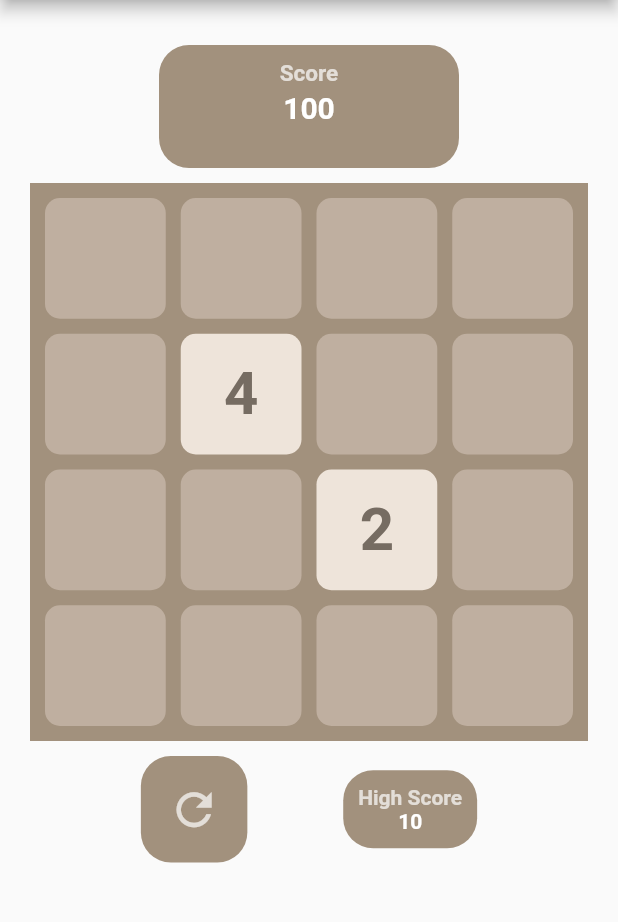
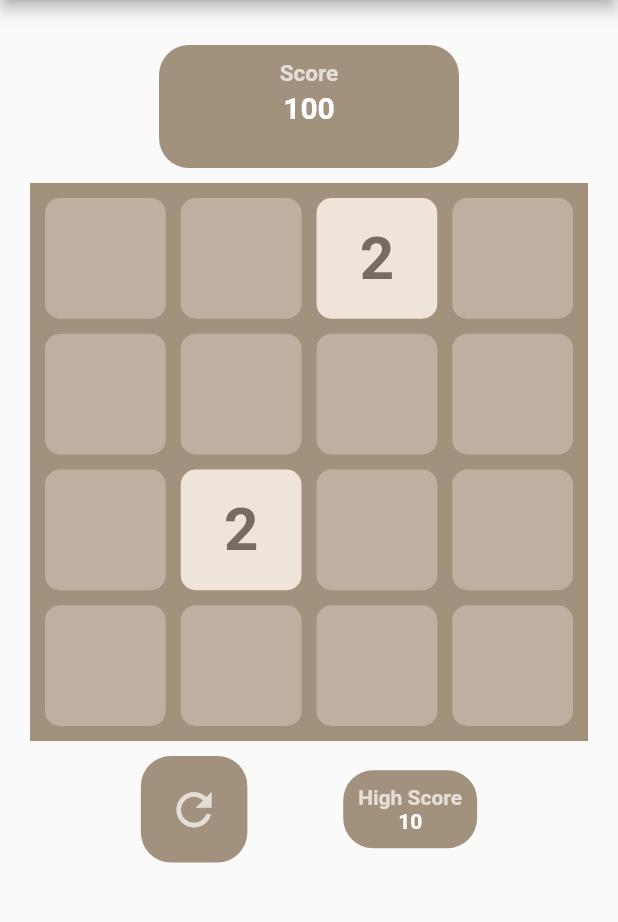
Before and after one commit to Pawelo93/2048, a Flutter app: the screen it shows after launch, on a phone screen of 412 x 824 dp, the part 84-1006 px from its top. Run offline on Flutter 3.47's test engine with Material 2 defaults, Android fonts, the phone set to English and light mode, and no system bars; our stand-ins replace bloc, equatable, flutter_bloc.

Commit message:
more changes

```diff
--- /dev/null
+++ b/lib/domain/random_tile_provider.dart
@@ -0,0 +1,21 @@
+import 'dart:math';
+
+import 'package:flutter_2048/model/board/board.dart';
+
+class RandomTileProvider {
+
+  Random random = Random(99);
+
+  Board provide(Board actualBoard) {
+    int x;
+    int y;
+    do {
+      x = random.nextInt(4);
+      y = random.nextInt(4);
+    } while(!actualBoard.isEmpty(x, y));
+
+    Board newBoard = actualBoard.copy();
+    newBoard.put(x, y, 2);
+    return newBoard;
+  }
+}
--- a/lib/game_page.dart
+++ b/lib/game_page.dart
@@ -1,5 +1,6 @@
 import 'package:flutter/material.dart';
-import 'package:flutter_2048/model/board/board_move.dart';
+import 'package:flutter_2048/domain/make_move.dart';
+import 'package:flutter_2048/domain/random_tile_provider.dart';
 import 'package:flutter_2048/ui/board/bloc/board_bloc.dart';
 import 'mycolor.dart';
 import 'ui/board/board_widget.dart';
@@ -32,7 +33,7 @@ class _GamePageState extends State<GamePage> {
           child: Column(
             children: <Widget>[
               Score(),
-              BoardWidget(BoardBloc(BoardMove())),
+              BoardWidget(BoardBloc(MakeMove(), RandomTileProvider())),
               Padding(
                 padding: EdgeInsets.all(10.0),
                 child: Row(
--- a/lib/model/board/board.dart
+++ b/lib/model/board/board.dart
@@ -31,4 +31,24 @@ class Board extends Equatable {
     print("${board.grid[2]}");
     print("${board.grid[3]}");
   }
+
+  bool isEmpty(x, y) {
+    return grid[x].elementAt(y) == 0;
+  }
+
+  Board copy() {
+    List<List<int>> newGrid = [
+      [0, 0, 0, 0],
+      [0, 0, 0, 0],
+      [0, 0, 0, 0],
+      [0, 0, 0, 0],
+    ];
+    for (int i = 0; i < 4; i++) {
+      for (int j = 0; j < 4; j++) {
+        var value = grid[i].elementAt(j);
+        newGrid[i].replaceRange(j, j + 1, [value]);
+      }
+    }
+    return Board(grid: newGrid);
+  }
 }
--- a/lib/player.dart
+++ /dev/null
@@ -1,6 +0,0 @@
-import 'package:flutter_2048/model/board/direction.dart';
-
-abstract class Player {
-
-  void move(Direction direction);
-}
```
Also changed, not shown: lib/domain/make_move.dart (renamed from lib/model/board/board_move.dart, +5 -21 lines), lib/ui/board/bloc/board_bloc.dart (+31 -14 lines), lib/ui/board/board_widget.dart (+24 -15 lines), 1 other file.
